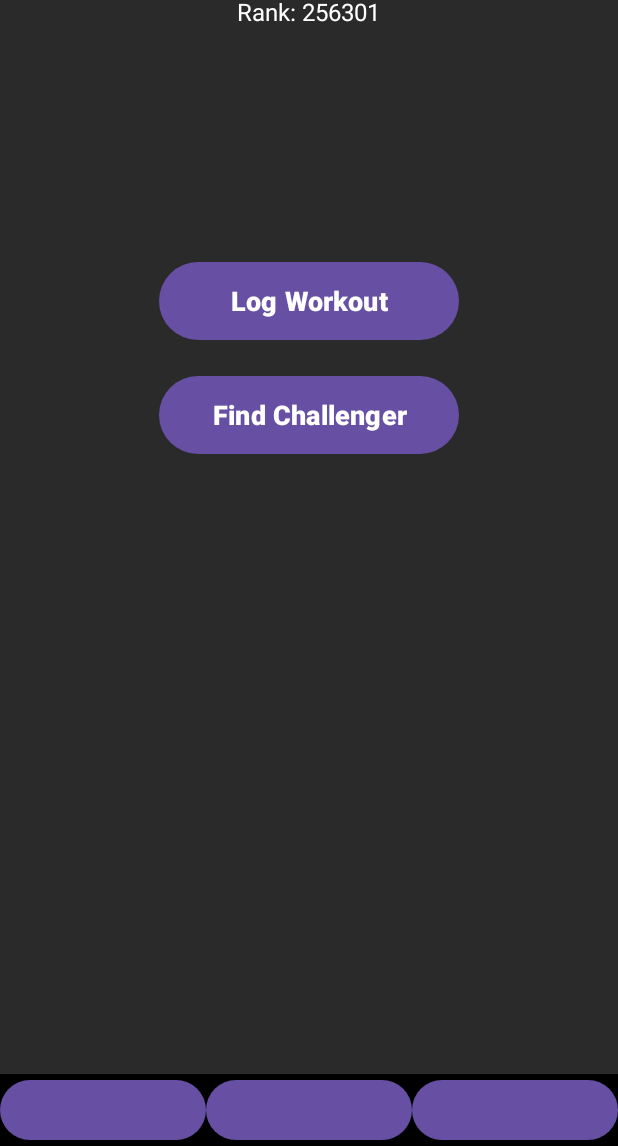
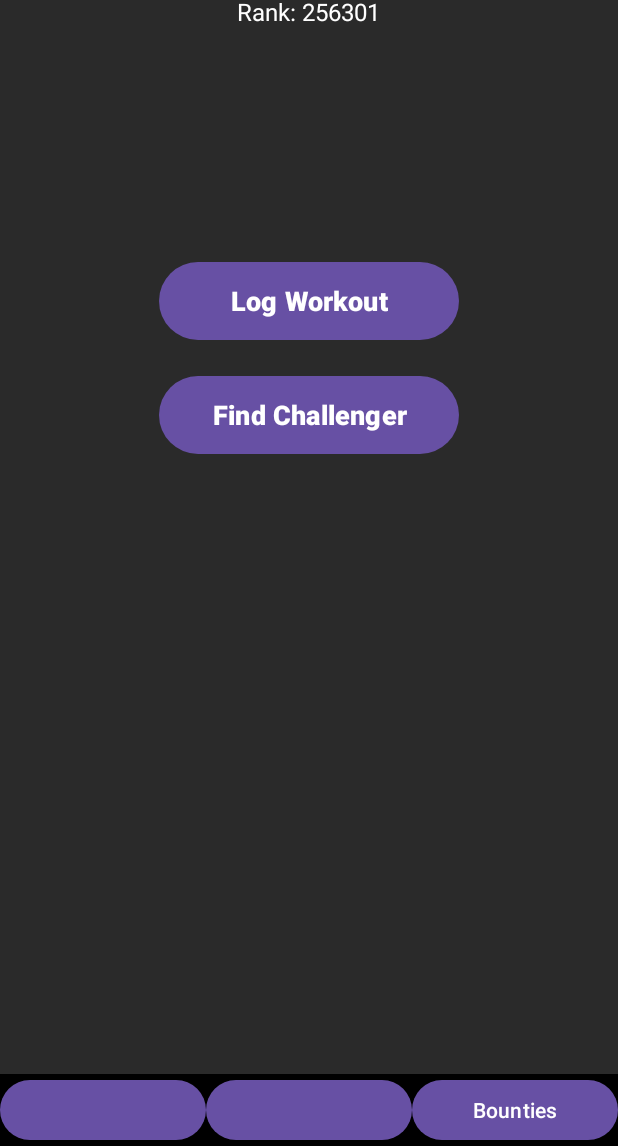
Before and after one commit to NordicNormad/GymRoyale, an Android app: the screen it shows after launch (MainActivity), on a phone screen of 412 x 824 dp, the part 90-1236 px from its top. Run offline under Robolectric (Android 15) with nearby library versions, the phone set to English and light mode, and no system bars.

Commit message:
landingpage bouties button pushed -> bouties screen opened

```diff
--- a/app/src/main/java/com/cs407/gymroyale/LandingPage.kt
+++ b/app/src/main/java/com/cs407/gymroyale/LandingPage.kt
@@ -35,10 +35,16 @@ class LandingPageFragment : Fragment() {
                 .commit()
         }
 
+        // Load BountyFragment when the Bounties button is clicked
+        bottomNavHistoryButton.setOnClickListener {
+            parentFragmentManager.beginTransaction()
+                .replace(R.id.fragment_container, BountyFragment())
+                .addToBackStack(null)
+                .commit()
+        }
 
         bottomNavMenuButton.setOnClickListener { /* Empty */ }
         bottomNavWorkoutButton.setOnClickListener { /* Empty */ }
-        bottomNavHistoryButton.setOnClickListener { /* Empty */ }
 
         return view
     }
--- a/app/src/main/res/layout/fragment_landing_page.xml
+++ b/app/src/main/res/layout/fragment_landing_page.xml
@@ -111,6 +111,7 @@
             android:layout_width="0dp"
             android:layout_height="wrap_content"
             android:layout_weight="1"
+            android:text="Bounties"
             android:contentDescription="History" />
     </LinearLayout>
 </RelativeLayout>
```
